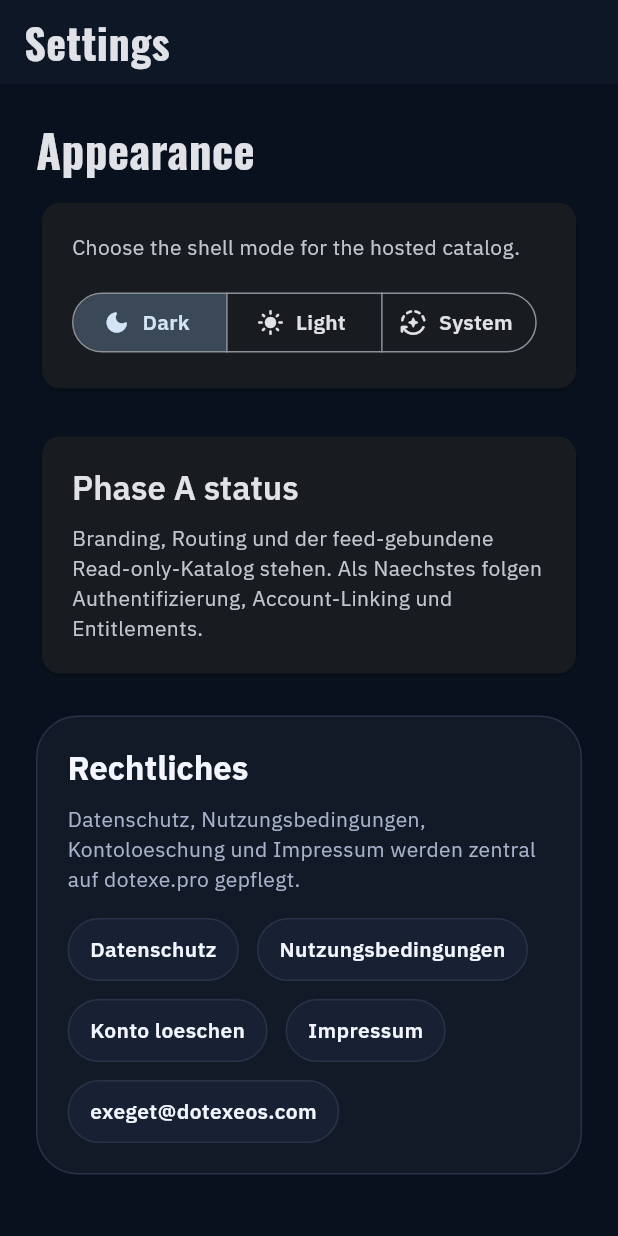
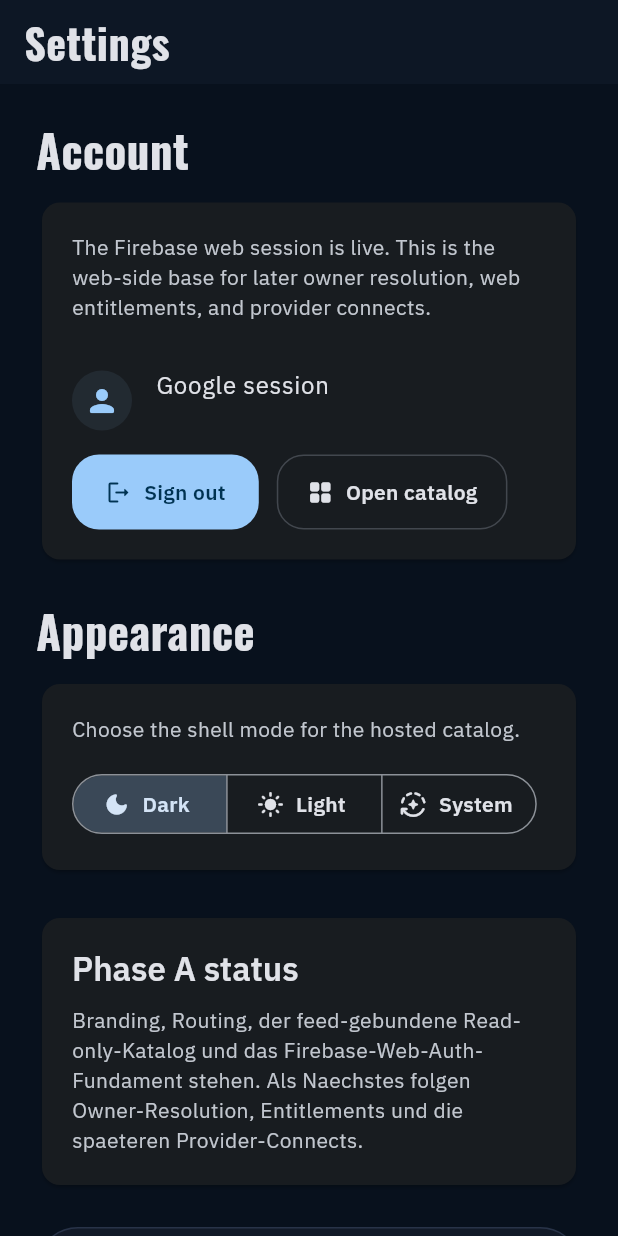
Before and after one commit to arthuss/exeOS, a Flutter app: the SettingsScreen screen opened by its route, on a phone screen of 412 x 824 dp. Run offline on Flutter 3.47's test engine with Material 3 defaults, Android fonts, the phone set to English and light mode, and no system bars; our stand-ins replace firebase_auth, firebase_core, go_router, google_fonts, video_player; missing offline and left inert: dart:html, dart:ui_web; accounts and stored records are empty; network calls fail; statements that could not run were skipped.

Commit message:
Add exeOS Firebase web auth shell

```diff
--- a/lib/app/router.dart
+++ b/lib/app/router.dart
@@ -4,6 +4,8 @@ import 'package:go_router/go_router.dart';
 import '../features/catalog/data/catalog_feed_repository.dart';
 import '../features/catalog/presentation/catalog_detail_screen.dart';
 import '../features/catalog/presentation/catalog_screen.dart';
+import '../features/auth/presentation/auth_complete_screen.dart';
+import '../features/auth/presentation/integration_complete_screen.dart';
 import '../features/legal/presentation/legal_document_screen.dart';
 import '../features/settings/presentation/settings_screen.dart';
 
@@ -25,6 +27,45 @@ final GoRouter appRouter = GoRouter(
           child: CatalogDetailScreen(
             wallpaperRef: state.pathParameters['wallpaperRef'] ?? '',
             initialItem: initialItem,
+          ),
+        );
+      },
+    ),
+    GoRoute(
+      path: '/auth/complete',
+      pageBuilder: (BuildContext context, GoRouterState state) {
+        final provider = state.uri.queryParameters['provider'] ?? 'google';
+        final nextPath = state.uri.queryParameters['next'] ?? '/settings';
+        return NoTransitionPage(
+          child: AuthCompleteScreen(provider: provider, nextPath: nextPath),
+        );
+      },
+    ),
+    GoRoute(
+      path: '/connect/drive/complete',
+      pageBuilder: (BuildContext context, GoRouterState state) {
+        final nextPath = state.uri.queryParameters['next'] ?? '/settings';
+        return NoTransitionPage(
+          child: IntegrationCompleteScreen(
+            title: 'Google Drive callback',
+            body:
+                'The route is reserved for the later Drive scope handoff. Drive stays a separate consent from Google owner login.',
+            nextPath: nextPath,
+          ),
+        );
+      },
+    ),
+    GoRoute(
+      path: '/integrations/:provider/complete',
+      pageBuilder: (BuildContext context, GoRouterState state) {
+        final provider = state.pathParameters['provider'] ?? 'provider';
+        final nextPath = state.uri.queryParameters['next'] ?? '/settings';
+        return NoTransitionPage(
+          child: IntegrationCompleteScreen(
+            title: '$provider callback',
+            body:
+                'This route is reserved for later provider-specific return flows, so social integrations can land back in the Flutter shell without introducing a second callback model.',
+            nextPath: nextPath,
           ),
         );
       },
--- /dev/null
+++ b/lib/features/auth/application/auth_controller.dart
@@ -0,0 +1,117 @@
+import 'dart:async';
+
+import 'package:firebase_auth/firebase_auth.dart';
+import 'package:flutter/foundation.dart';
+
+enum AuthRedirectOutcomeKind {
+  redirecting,
+  signedIn,
+  alreadySignedIn,
+  unsupported,
+  error,
+}
+
+class AuthRedirectOutcome {
+  const AuthRedirectOutcome._({required this.kind, this.user, this.message});
+
+  const AuthRedirectOutcome.redirecting()
+    : this._(kind: AuthRedirectOutcomeKind.redirecting);
+
+  const AuthRedirectOutcome.signedIn(User user)
+    : this._(kind: AuthRedirectOutcomeKind.signedIn, user: user);
+
+  const AuthRedirectOutcome.alreadySignedIn(User user)
+    : this._(kind: AuthRedirectOutcomeKind.alreadySignedIn, user: user);
+
+  const AuthRedirectOutcome.unsupported(String message)
+    : this._(kind: AuthRedirectOutcomeKind.unsupported, message: message);
+
+  const AuthRedirectOutcome.error(String message)
+    : this._(kind: AuthRedirectOutcomeKind.error, message: message);
+
+  final AuthRedirectOutcomeKind kind;
+  final User? user;
+  final String? message;
+}
+
+class AuthController extends ChangeNotifier {
+  AuthController({FirebaseAuth? auth}) : _auth = auth ?? FirebaseAuth.instance {
+    _currentUser = _auth.currentUser;
+    _subscription = _auth.userChanges().listen((user) {
+      _currentUser = user;
+      notifyListeners();
+    });
+  }
+
+  final FirebaseAuth _auth;
+
+  StreamSubscription<User?>? _subscription;
+  User? _currentUser;
+
+  User? get currentUser => _currentUser;
+  bool get isSignedIn => _currentUser != null;
+
+  String get accountLabel {
+    final displayName = _currentUser?.displayName?.trim();
+    if (displayName != null && displayName.isNotEmpty) {
+      return displayName;
+    }
+    final email = _currentUser?.email?.trim();
+    if (email != null && email.isNotEmpty) {
+      return email;
+    }
+    return 'Google session';
+  }
+
+  Future<AuthRedirectOutcome> completeGoogleWebSignIn() async {
+    if (!kIsWeb) {
+      return const AuthRedirectOutcome.unsupported(
+        'Native Google sign-in for future iOS builds is not wired yet.',
+      );
+    }
+
+    try {
+      final redirectResult = await _auth.getRedirectResult();
+      if (redirectResult.user != null) {
+        return AuthRedirectOutcome.signedIn(redirectResult.user!);
+      }
+
+      final currentUser = _auth.currentUser;
+      if (currentUser != null) {
+        return AuthRedirectOutcome.alreadySignedIn(currentUser);
+      }
+
+      final provider = GoogleAuthProvider()
+        ..setCustomParameters(<String, String>{'prompt': 'select_account'});
+      await _auth.signInWithRedirect(provider);
+      return const AuthRedirectOutcome.redirecting();
+    } on FirebaseAuthException catch (error) {
+      return AuthRedirectOutcome.error(_humanizeFirebaseError(error));
+    } catch (error) {
+      return AuthRedirectOutcome.error(error.toString());
+    }
+  }
+
+  Future<void> signOut() => _auth.signOut();
+
+  String _humanizeFirebaseError(FirebaseAuthException error) {
+    switch (error.code) {
+      case 'popup-blocked':
+        return 'The browser blocked the Google sign-in window.';
+      case 'popup-closed-by-user':
+        return 'The Google sign-in window was closed before completion.';
+      case 'unauthorized-domain':
+        return 'The current web domain is not authorized in Firebase Auth yet.';
+      case 'operation-not-allowed':
+        return 'Google sign-in is not enabled in Firebase Auth.';
+      default:
+        return error.message ?? error.code;
+    }
+  }
+
+  @override
+  void dispose() {
+    _subscription?.cancel();
+    super.dispose();
+  }
+}
--- a/lib/features/home/presentation/home_screen.dart
+++ b/lib/features/home/presentation/home_screen.dart
@@ -95,7 +95,7 @@ class HomeScreen extends StatelessWidget {
             const _FeatureCard(
               title: 'Catalog-first rollout',
               body:
-                  'Der oeffentliche Read-only-Katalog ist jetzt feed-gebunden. Authentifizierung, Entitlements, Zahlungen und Account-Linking folgen danach.',
+                  'Der oeffentliche Read-only-Katalog ist feed-gebunden, und das Web-Auth-Fundament ist gesetzt. Als Naechstes folgen Owner-Resolution, Entitlements, Zahlungen und die spaeteren Connect-Flows.',
               icon: Icons.auto_awesome_mosaic_rounded,
             ),
           ],
--- a/pubspec.yaml
+++ b/pubspec.yaml
@@ -18,6 +18,8 @@ dependencies:
   http: ^1.5.0
   url_launcher: ^6.3.2
   video_player: ^2.10.0
+  firebase_core: ^4.6.0
+  firebase_auth: ^6.3.0
 
 dev_dependencies:
   flutter_test:
```
Also changed, not shown: lib/features/auth/presentation/auth_complete_screen.dart (added, +244 -0 lines), lib/features/auth/presentation/integration_complete_screen.dart (added, +79 -0 lines), lib/features/settings/presentation/settings_screen.dart (+71 -1 lines), lib/main.dart (+10 -3 lines), lib/firebase_options.dart (added), pubspec.lock, 2 other files.
